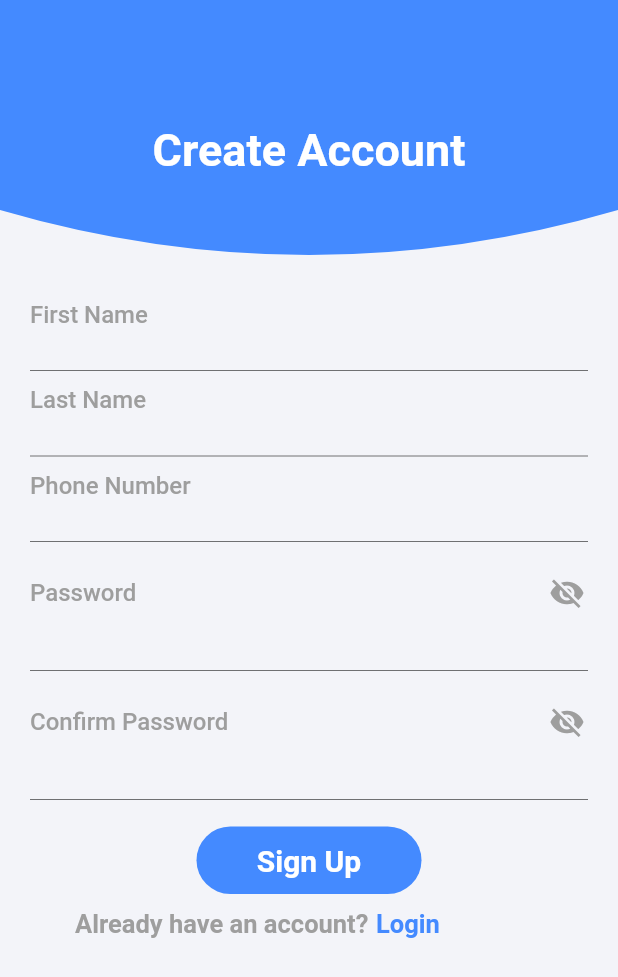
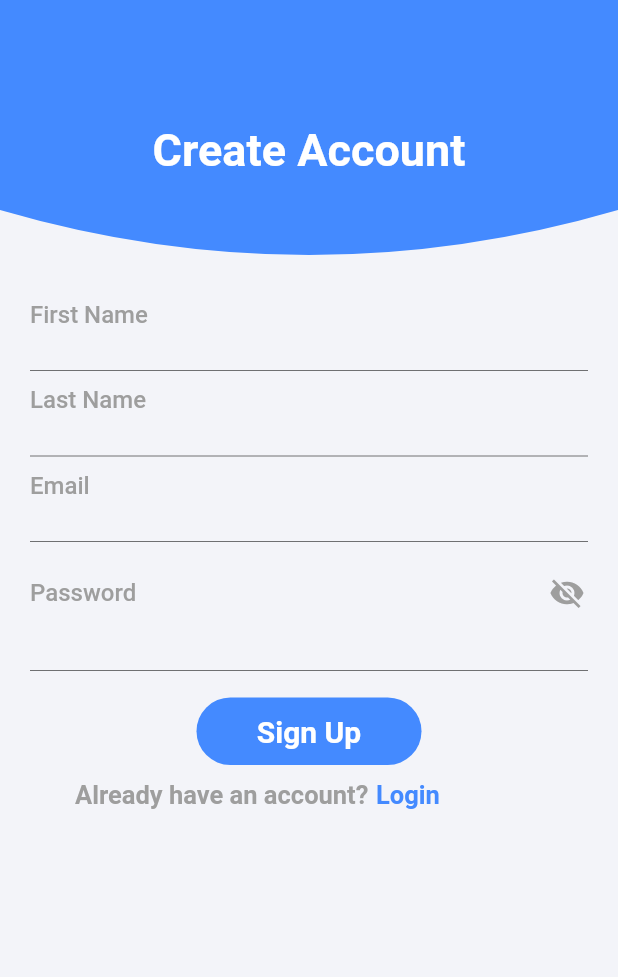
Before and after one commit to Charles042/Login_and_SignUp, a Flutter app: the screen it shows after launch, after a tap on "Sign Up", on a phone screen of 412 x 824 dp. Shown: the top 977 px of the screen. Run offline on Flutter 3.47's test engine with Material 2 defaults, Android fonts, the phone set to English and light mode, and no system bars; our stand-ins replace fluttertoast, progress_indicators; accounts and stored records are empty; network calls fail.

Commit message:
POST request

```diff
--- a/lib/screens/home.dart
+++ b/lib/screens/home.dart
@@ -1,5 +1,6 @@
 import 'dart:convert';
 
+import 'package:progress_indicators/progress_indicators.dart';
 import 'package:flutter/material.dart';
 import 'package:fluttertoast/fluttertoast.dart';
 import 'package:login_and_signup/model/user_model.dart';
@@ -13,10 +14,13 @@ class Home extends StatefulWidget {
   _HomeState createState() => _HomeState();
 }
 
-Future<UserModel> createUser(String email, String firstname, String lastname,
-    String password) async {
+bool loading = true;
+
+
+Future<UserModel> createUser(
+    String email, String firstname, String lastname, String password) async {
+
   final String apiUrl = "https://simple-node-login.herokuapp.com/user/signup";
-
   var response = await http.post(
     apiUrl,
     body: {
@@ -25,21 +29,27 @@ Future<UserModel> createUser(String email, String firstname, String lastname,
       "firstname": firstname,
       "lastname": lastname
     },
-  ).catchError((e){
-    throw(e);
+  ).catchError((e) {
+    throw (e);
   });
   print(response.body);
+
   if (response.statusCode == 200) {
+
+
     final String responseString = response.body;
     showToast(jsonDecode(responseString)['message']);
-    return userModelFromJson(responseString);
+    return  userModelFromJson(responseString);
+
   } else {
-    showToast("Something");
+    showToast("The user ${firstname}Signed Up successfully");
     return null;
   }
 }
 
-showToast(String msg){
+
+
+  showToast(String msg) {
   Fluttertoast.showToast(
     msg: "$msg",
     toastLength: Toast.LENGTH_SHORT,
@@ -49,13 +59,16 @@ showToast(String msg){
 }
 
 class _HomeState extends State<Home> {
+
   UserModel _user;
 
   TextEditingController firstNameController = TextEditingController();
   TextEditingController lastNameController = TextEditingController();
-  TextEditingController phoneNumberController = TextEditingController();
+  TextEditingController emailController = TextEditingController();
   TextEditingController passwordController = TextEditingController();
-  TextEditingController confirmPasswordController = TextEditingController();
+
+
+
 
   @override
   Widget build(BuildContext context) {
@@ -63,7 +76,8 @@ class _HomeState extends State<Home> {
       body: Column(
               children: <Widget>[
                 Clipper(),
-          Expanded(child: Container(
+                Expanded(
+                    child: Container(
                   child: ListView(
                     scrollDirection: Axis.vertical,
                     children: <Widget>[
@@ -134,7 +148,7 @@ class _HomeState extends State<Home> {
                       Padding(
                         padding: const EdgeInsets.only(left: 20.0),
                         child: Text(
-                'Phone Number',
+                          'Email',
                           style: TextStyle(
                               color: Colors.grey,
                               fontSize: 16,
@@ -149,7 +163,7 @@ class _HomeState extends State<Home> {
                             expands: true,
                             maxLines: null,
                             minLines: null,
-                  controller: phoneNumberController,
+                            controller: emailController,
                             decoration: InputDecoration.collapsed(),
                           ),
                         ),
@@ -207,52 +221,6 @@ class _HomeState extends State<Home> {
                         ),
                       ),
                       SizedBox(
-              height: 2,
-            ),
-            Padding(
-              padding: const EdgeInsets.only(left: 20.0),
-              child: Row(
-                children: <Widget>[
-                  Text(
-                    'Confirm Password',
-                    style: TextStyle(
-                        color: Colors.grey,
-                        fontSize: 16,
-                        fontWeight: FontWeight.w500),
-                  ),
-                  Spacer(),
-                  Padding(
-                    padding: const EdgeInsets.only(right: 10.0),
-                    child: IconButton(
-                        icon: Icon(
-                          Icons.visibility_off,
-                          color: Colors.grey,
-                        ),
-                        onPressed: () {}),
-                  )
-                ],
-              ),
-            ),
-            Padding(
-              padding: const EdgeInsets.only(left: 20.0, right: 20.0),
-              child: Container(
-                height: 20,
-                child: TextField(
-                  expands: true,
-                  maxLines: null,
-                  minLines: null,
-                  controller: confirmPasswordController,
-                  decoration: InputDecoration.collapsed(),
-                ),
-              ),
-            ),
-            Padding(
-              padding: const EdgeInsets.only(left: 20.0, right: 20),
-              child: Divider(
-                color: Colors.black54,
-              ),
-            ),
-            SizedBox(
                         height: 10,
                       ),
                       Center(
@@ -264,20 +232,24 @@ class _HomeState extends State<Home> {
                             borderRadius: BorderRadius.circular(25),
                           ),
                           child: Center(
-                  child: GestureDetector(
-                    onTap: () async {
-                      final String firstname = firstNameController.text;
+                            child:  GestureDetector(
+                              onTap:() async {
+
+                                final String firstname =
+                                    firstNameController.text;
                                 final String lastname = lastNameController.text;
-                      final String email = phoneNumberController.text;
+                                final String email = emailController.text;
                                 final String password = passwordController.text;
 
-                      final UserModel user =
-                      await createUser(email, firstname, lastname, password);
+                                final UserModel user = await createUser(
+                                    email, firstname, lastname, password);
 
                                 setState(() {
                                   _user = user;
                                 });
+
                               },
+
                               child: Text(
                                 'Sign Up',
                                 style: TextStyle(
@@ -310,7 +282,9 @@ class _HomeState extends State<Home> {
                               GestureDetector(
                                 onTap: () {
                                   Navigator.push(
-                        context, MaterialPageRoute(builder: (_) => Login()));
+                                      context,
+                                      MaterialPageRoute(
+                                          builder: (_) => Login()));
                                 },
                                 child: Text(
                                   'Login',
@@ -321,26 +295,15 @@ class _HomeState extends State<Home> {
                                 ),
                               ),
 
-                _user == null ? Container() :
-                Fluttertoast.showToast(
-                    msg: "The user ${_user.firstname} has Signed Up successfully",
-                    toastLength: Toast.LENGTH_SHORT,
-                    gravity: ToastGravity.CENTER,
-                    timeInSecForIosWeb: 1,
-                    backgroundColor: Colors.red,
-                    textColor: Colors.white,
-                    fontSize: 16.0
-                ),
                             ],
                           ),
                         ),
                       ),
                     ],
                   ),
-    ))]
-    ,
-    )
-    ,
+                ))
+              ],
+            ),
     );
   }
 }
--- a/pubspec.yaml
+++ b/pubspec.yaml
@@ -26,6 +26,8 @@ dependencies:
   cupertino_icons: ^0.1.2
   http: ^0.12.1
   fluttertoast: ^4.0.1
+  progress_indicators: ^0.1.5
+
 
 
 dev_dependencies:
```
Also changed, not shown: pubspec.lock. Lines whose indentation alone changed are shown as unchanged.
